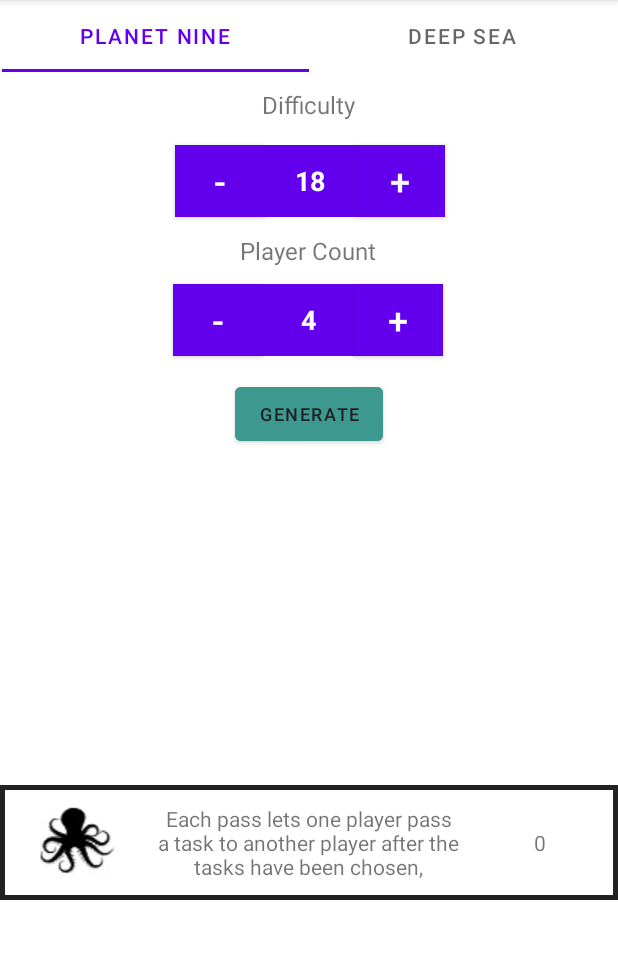
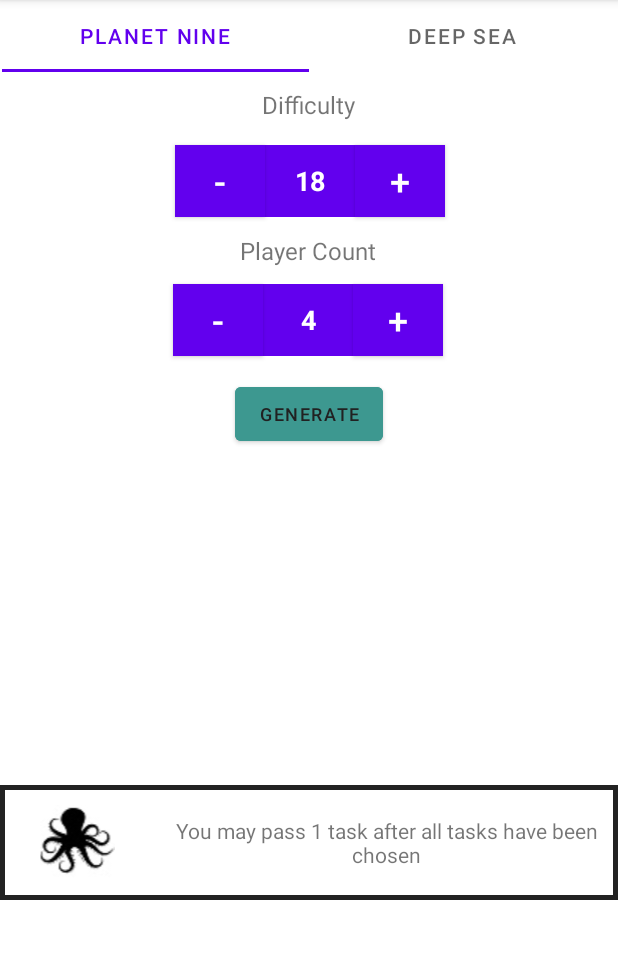
Before and after one commit to Zaammaa/Embark, an Android app: the screen it shows after launch (MainActivity), after a tap on "GENERATE", on a phone screen of 412 x 824 dp, the part 84-1038 px from its top. Run offline under Robolectric (Android 15) with nearby library versions, the phone set to English and light mode, and no system bars.

Commit message:
Added a short description for challenges

```diff
--- a/app/src/main/java/com/example/embark/Challenges/PassesChallenge.kt
+++ b/app/src/main/java/com/example/embark/Challenges/PassesChallenge.kt
@@ -61,4 +61,15 @@ class PassesChallenge(numberOfPlayers: Int, difficulty: Int) : Challenge(numberO
             }
         }
     }
+
+    override fun displayFullDescription(): String{
+        return description
+    }
+
+    override fun displayShortDescription(): String{
+        if (passes > 1){
+            return "Pass up to $passes tasks after all tasks have been chosen"
+        }
+        return "You may pass $passes task after all tasks have been chosen"
+    }
 }
--- a/app/src/main/java/com/example/embark/MainActivity.kt
+++ b/app/src/main/java/com/example/embark/MainActivity.kt
@@ -102,13 +102,8 @@ class MainActivity : AppCompatActivity() {
         row.addView(icon)
 
         var description: TextView = TextView(this)
-        description.setText(challenge.description)
-        createTableCell(row, description, .5f)
-
-        var difficulty: TextView = TextView(this)
-        //difficulty.maxWidth = 200
-        difficulty.setText(challenge.challengeDifficulty.toString())
-        createTableCell(row, difficulty,.25f)
+        description.setText(challenge.displayShortDescription())
+        createTableCell(row, description, .75f)
 
         row.setBackgroundResource(R.drawable.challenge_table_row_outline)
         table.addView(row)
```
Also changed, not shown: app/src/main/java/com/example/embark/Challenges/Challenge.kt (+7 -5 lines).
